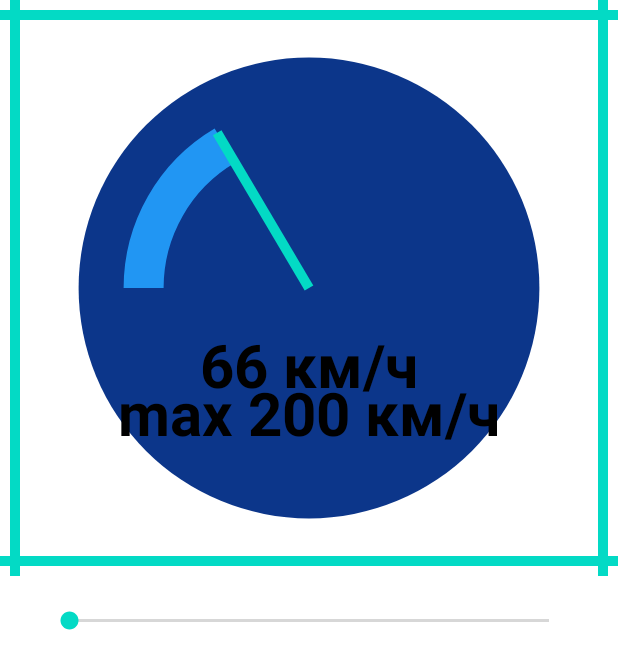
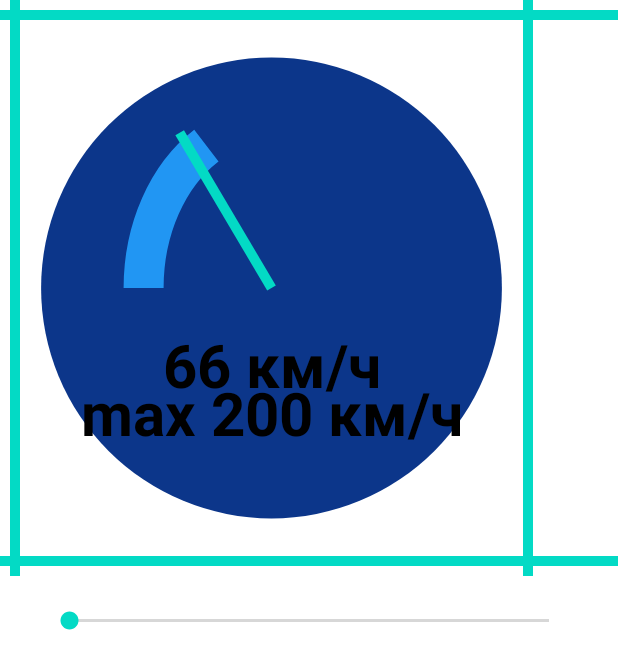
Before and after one commit to Alienstemple/Speedometer, an Android app: the layout activity_main.xml on its own in the app's theme, with its tools: preview values and no code run, on a phone screen of 412 x 824 dp. Shown: the top 669 px of the screen. Run offline under Robolectric (Android 15) with nearby library versions, the phone set to English and light mode, and no system bars.

Commit message:
refactor: Arrow draws with different padding

```diff
--- a/app/src/main/java/com/example/speedometer/SpeedometerView.kt
+++ b/app/src/main/java/com/example/speedometer/SpeedometerView.kt
@@ -125,10 +125,6 @@ class SpeedometerView @JvmOverloads constructor(
         Log.v("Speed", "onMeasure w " + MeasureSpec.toString(widthMeasureSpec))
         Log.v("Speed", "onMeasure h " + MeasureSpec.toString(heightMeasureSpec))
 
-//        val desiredWidth =
-//            suggestedMinimumWidth + paddingLeft + paddingRight  // FIXME suggested too small
-//        val desiredHeight = suggestedMinimumHeight + paddingTop + paddingBottom
-
         val desiredWidth =
             max(minWidth, suggestedMinimumWidth) // suggested contains paddings
         val desiredHeight =
@@ -209,11 +205,11 @@ class SpeedometerView @JvmOverloads constructor(
         }
         angle =
             Math.PI * speedProgress / max - Math.PI  // - Pi because start angle is 180  // Must be calculated every time
-        handX = width / 2 + ((radius - handOffset) * cos(angle)).toFloat()
-        handY = height / 2 + ((radius - handOffset) * sin(angle)).toFloat()
+        handX = arcRect.centerX() + ((radius - handOffset) * cos(angle)).toFloat()
+        handY = arcRect.centerY() + ((radius - handOffset) * sin(angle)).toFloat()
         canvas.drawLine(
-            (width / 2).toFloat(),
-            (height / 2).toFloat(),
+            arcRect.centerX(),  // на основе arcRect
+            arcRect.centerY(),
             handX,
             handY,
             paintHand
--- a/app/src/main/res/layout/activity_main.xml
+++ b/app/src/main/res/layout/activity_main.xml
@@ -13,7 +13,10 @@
         android:layout_width="wrap_content"
         android:layout_height="wrap_content"
         android:minWidth="@dimen/speed_size"
-        android:padding="@dimen/speed_padding"
+        android:paddingLeft="@dimen/speed_padding"
+        android:paddingTop="@dimen/speed_padding"
+        android:paddingBottom="@dimen/speed_padding"
+        android:paddingRight="60dp"
         android:minHeight="@dimen/speed_size"
         app:max_speed="200"
         app:medium_speed_color="@android:color/holo_orange_light"
```
